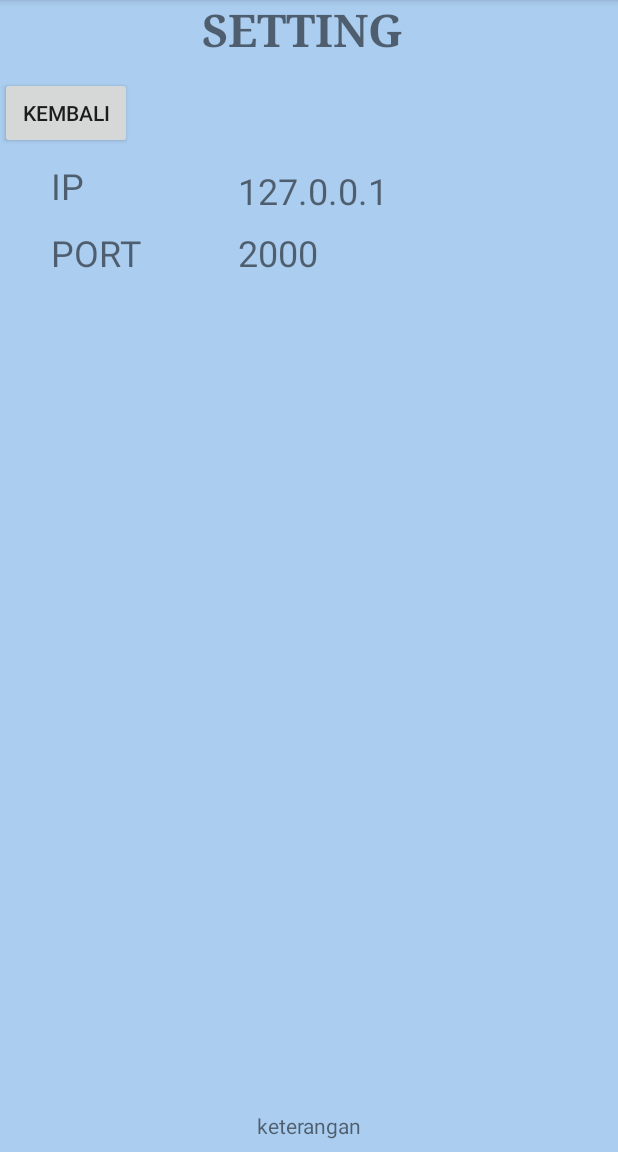
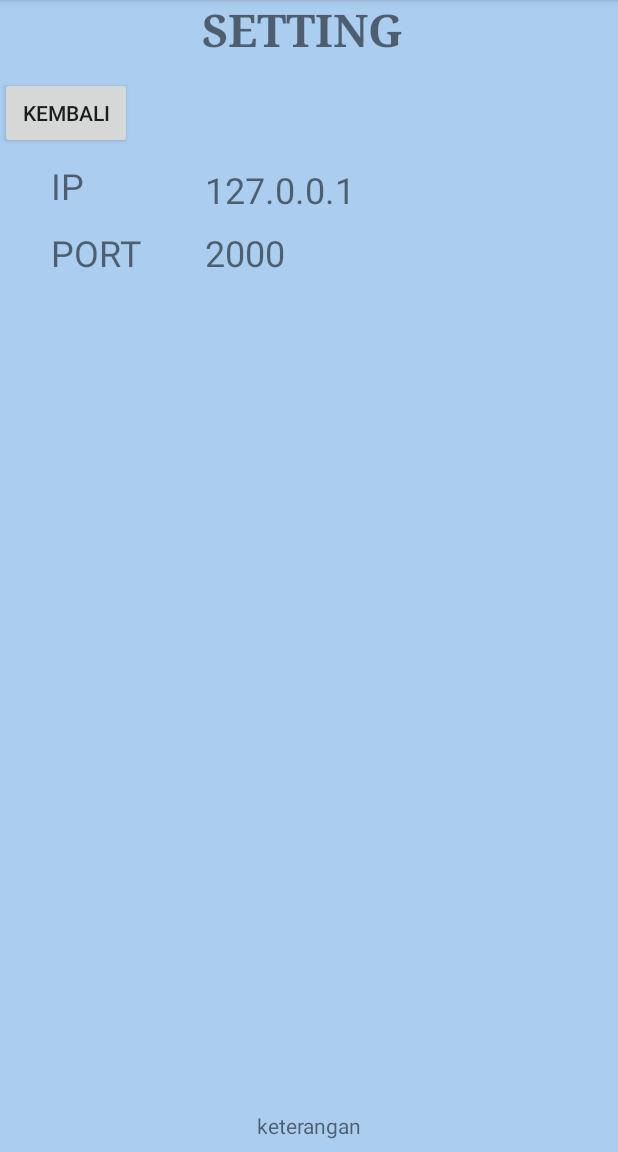
Before and after one commit to purwanda/Kangmas, an Android app: the setting screen opened directly, with no data from a screen before it, on a phone screen of 412 x 824 dp, the part 84-1236 px from its top. Run offline under Robolectric (Android 15) with nearby library versions, the phone set to English and light mode, and no system bars; libraries missing offline, so code that uses them is left out: com.firebase.client; 7 statements that could not run were skipped.

Commit message:
Perbaikan page setting untuk IP yang panjang

```diff
--- a/app/src/main/res/layout/activity_setting.xml
+++ b/app/src/main/res/layout/activity_setting.xml
@@ -62,8 +62,8 @@
 
     <TextView
         android:id="@+id/ip_setting"
-        android:layout_width="155dp"
-        android:layout_height="29dp"
+        android:layout_width="200dp"
+        android:layout_height="30dp"
         android:layout_marginBottom="0dp"
         android:layout_marginLeft="8dp"
         android:layout_marginRight="3dp"
```
Also changed, not shown: 1 other file.
